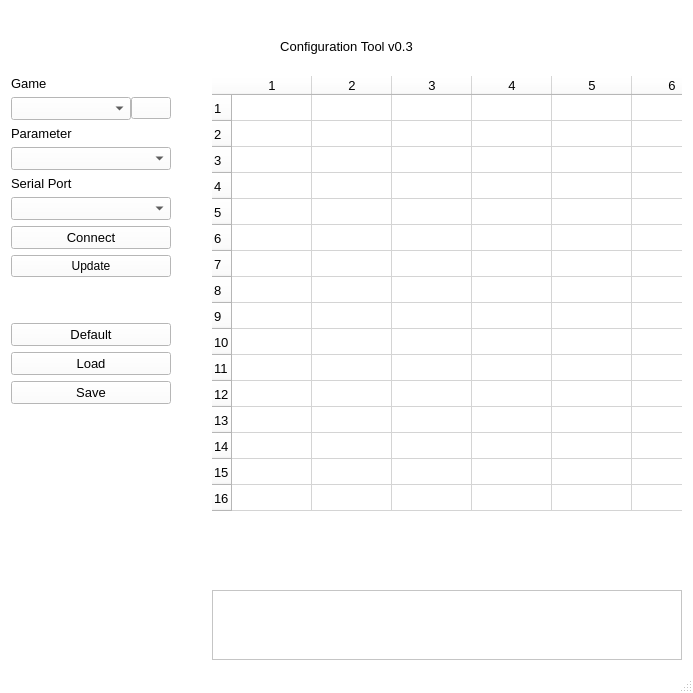
Old version of the form afterglow_config/mainwindow.ui in the repository bitfieldlabs/afterglow.
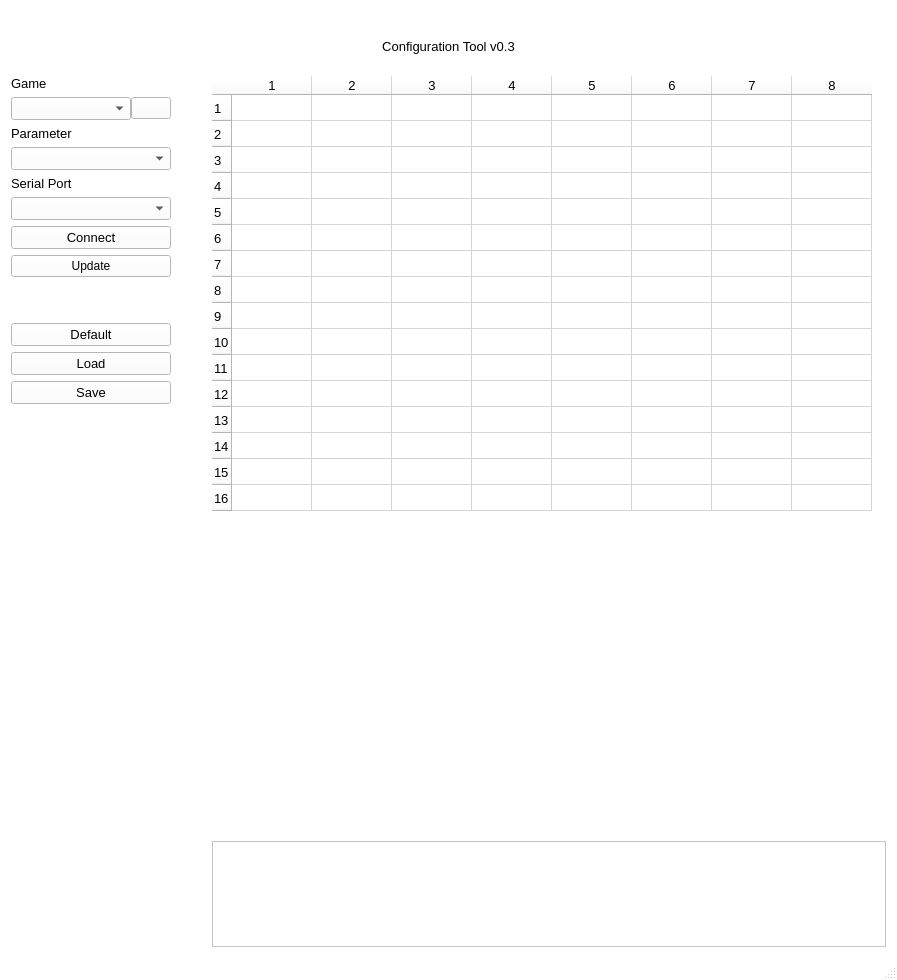
New version of the form. Icons and pictures are not drawn.

```diff
--- a/afterglow_config/mainwindow.ui
+++ b/afterglow_config/mainwindow.ui
@@ -6,8 +6,8 @@
    <rect>
     <x>0</x>
     <y>0</y>
-    <width>693</width>
-    <height>693</height>
+    <width>897</width>
+    <height>980</height>
    </rect>
   </property>
   <property name="palette">
```
